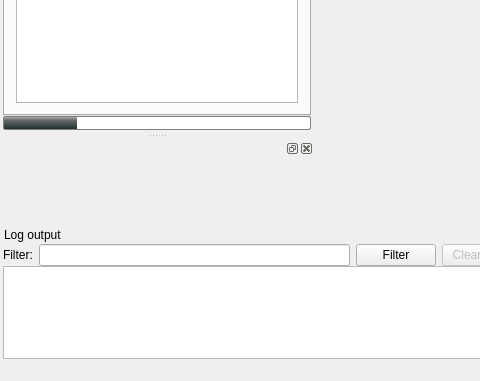
Old version of the form src/iland/mainwindow.ui in the repository edfm-tum/iland-model; both pictures show x 0 to 480 and y 360 to 741 of the 1030 by 741 pixel window.
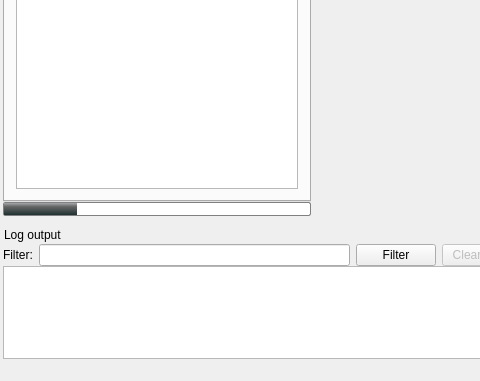
New version of the form. Icons and pictures are not drawn. Custom widgets are drawn as their Qt base class.

Commit message: compile with Qt5.4/MSVC2013. added class for BBgenerations (emtpy) fixed minor issues in mainwindow (e.g. disabled run buttons after pause->cancel).

Patch:
```diff
--- a/src/iland/mainwindow.ui
+++ b/src/iland/mainwindow.ui
@@ -892,36 +892,6 @@
     </layout>
    </widget>
   </widget>
-  <widget class="QDockWidget" name="dockAuxView">
-   <property name="minimumSize">
-    <size>
-     <width>80</width>
-     <height>80</height>
-    </size>
-   </property>
-   <attribute name="dockWidgetArea">
-    <number>1</number>
-   </attribute>
-   <widget class="QWidget" name="dockWidgetContents_5">
-    <layout class="QHBoxLayout" name="horizontalLayout_5">
-     <property name="leftMargin">
-      <number>3</number>
-     </property>
-     <property name="topMargin">
-      <number>3</number>
-     </property>
-     <property name="rightMargin">
-      <number>3</number>
-     </property>
-     <property name="bottomMargin">
-      <number>3</number>
-     </property>
-     <item>
-      <widget class="PaintArea" name="auxPaint" native="true"/>
-     </item>
-    </layout>
-   </widget>
-  </widget>
   <action name="actionEdit_XML_settings">
    <property name="icon">
     <iconset resource="res/iland.qrc">
```
The commit also changes 6 other files.
